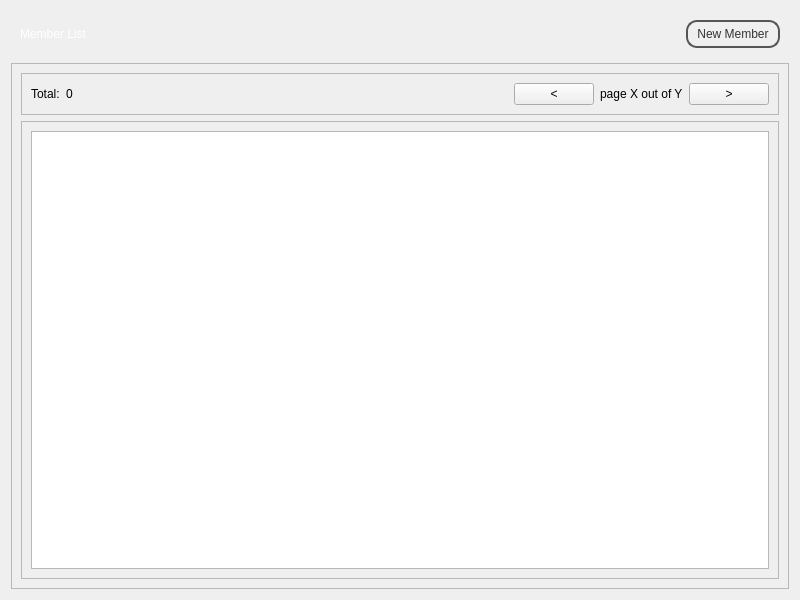
This is penyamanager/memberlistview.ui in eguzki/penyamanager as Qt 5 draws it before an edit. The edited form follows.
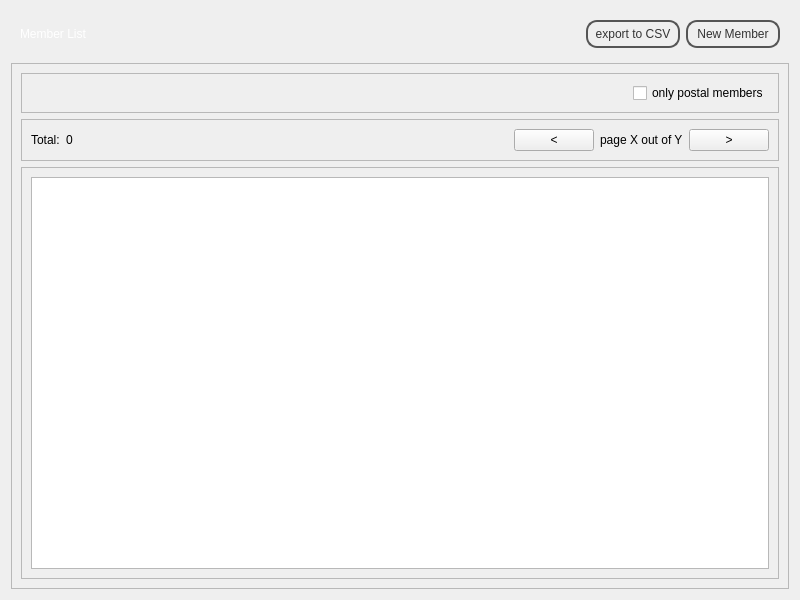
This is the edited form.

Commit message: [FEATURE] filter postal users

```diff
--- a/penyamanager/memberlistview.ui
+++ b/penyamanager/memberlistview.ui
@@ -91,6 +91,13 @@
         </property>
        </spacer>
       </item>
+      <item>
+       <widget class="QPushButton" name="csvPushButton">
+        <property name="text">
+         <string>export to CSV</string>
+        </property>
+       </widget>
+      </item>
       <item>
        <widget class="QPushButton" name="newMemberPushButton">
         <property name="text">
@@ -113,6 +120,38 @@
       <enum>QFrame::Raised</enum>
      </property>
      <layout class="QVBoxLayout" name="verticalLayout_3">
+      <item>
+       <widget class="QFrame" name="filterPostalUsersFrame">
+        <property name="frameShape">
+         <enum>QFrame::StyledPanel</enum>
+        </property>
+        <property name="frameShadow">
+         <enum>QFrame::Raised</enum>
+        </property>
+        <layout class="QHBoxLayout" name="horizontalLayout_2">
+         <item>
+          <spacer name="horizontalSpacer">
+           <property name="orientation">
+            <enum>Qt::Horizontal</enum>
+           </property>
+           <property name="sizeHint" stdset="0">
+            <size>
+             <width>560</width>
+             <height>20</height>
+            </size>
+           </property>
+          </spacer>
+         </item>
+         <item>
+          <widget class="QCheckBox" name="filterPostalUsersCheckBox">
+           <property name="text">
+            <string>only postal members</string>
+           </property>
+          </widget>
+         </item>
+        </layout>
+       </widget>
+      </item>
       <item>
        <widget class="QFrame" name="pagingFrame">
         <property name="frameShape">
```
Left out of the diff: 2 changed lines with no effect on the pictures. The commit also changes 27 other files.
